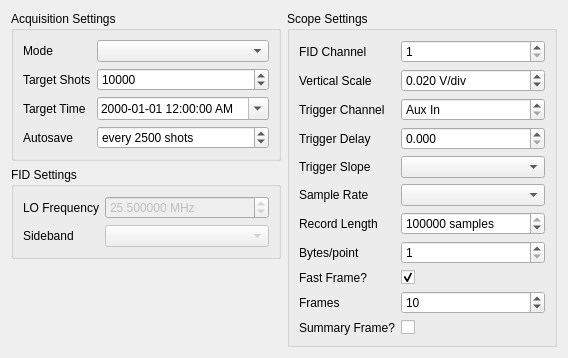
Before: the Qt Designer form ftmwconfigwidget.ui in kncrabtree/blackchirp, drawn with Qt 5.
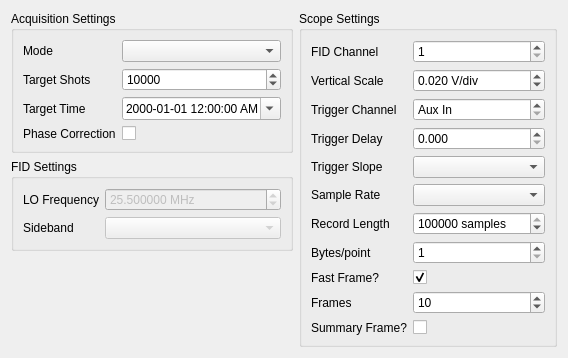
After: the same form once the commit is applied.

Commit message: Added phase correction to ftmw config widget

What changed in the file:
```diff
--- a/ftmwconfigwidget.ui
+++ b/ftmwconfigwidget.ui
@@ -89,34 +89,12 @@
           <item row="3" column="0">
            <widget class="QLabel" name="autosaveLabel">
             <property name="text">
-             <string>Autosave</string>
+             <string>Phase Correction</string>
             </property>
            </widget>
           </item>
           <item row="3" column="1">
-           <widget class="QSpinBox" name="autosaveSpinBox">
-            <property name="toolTip">
-             <string>Number of shots per autosave of FID</string>
-            </property>
-            <property name="suffix">
-             <string> shots</string>
-            </property>
-            <property name="prefix">
-             <string>every </string>
-            </property>
-            <property name="minimum">
-             <number>1000</number>
-            </property>
-            <property name="maximum">
-             <number>1000000000</number>
-            </property>
-            <property name="singleStep">
-             <number>2500</number>
-            </property>
-            <property name="value">
-             <number>2500</number>
-            </property>
-           </widget>
+           <widget class="QCheckBox" name="phaseCorrectionCheckBox"/>
           </item>
          </layout>
         </widget>
```
Left out of the diff: 2 changed lines with no effect on the pictures. The commit also changes 3 other files.
